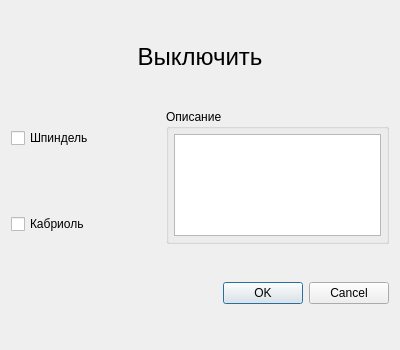
Before: the Qt Designer form KAMEditor/gui/commands/offdialog.ui in Xtail96/SML, drawn with Qt 5.
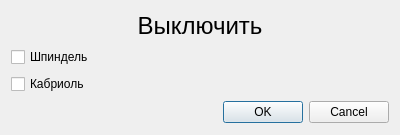
After: the same form once the commit is applied.

Diff of the .ui file:
```diff
--- a/KAMEditor/gui/commands/offdialog.ui
+++ b/KAMEditor/gui/commands/offdialog.ui
@@ -7,7 +7,7 @@
     <x>0</x>
     <y>0</y>
     <width>400</width>
-    <height>350</height>
+    <height>135</height>
    </rect>
   </property>
   <property name="windowTitle">
@@ -50,40 +50,6 @@
      </property>
     </widget>
    </item>
-   <item row="1" column="1" rowspan="2">
-    <widget class="QGroupBox" name="action_off_groupBox_description">
-     <property name="sizePolicy">
-      <sizepolicy hsizetype="Preferred" vsizetype="Preferred">
-       <horstretch>3</horstretch>
-       <verstretch>0</verstretch>
-      </sizepolicy>
-     </property>
-     <property name="title">
-      <string>Описание</string>
-     </property>
-     <layout class="QVBoxLayout" name="verticalLayout">
-      <property name="leftMargin">
-       <number>5</number>
-      </property>
-      <property name="topMargin">
-       <number>5</number>
-      </property>
-      <property name="rightMargin">
-       <number>5</number>
-      </property>
-      <property name="bottomMargin">
-       <number>5</number>
-      </property>
-      <item>
-       <widget class="QTextEdit" name="action_off_textEdit_description">
-        <property name="readOnly">
-         <bool>true</bool>
-        </property>
-       </widget>
-      </item>
-     </layout>
-    </widget>
-   </item>
    <item row="0" column="0" colspan="2">
     <widget class="QLabel" name="off_action_label">
      <property name="sizePolicy">
```
Left out of the diff: 6 changed lines with no effect on the pictures.
